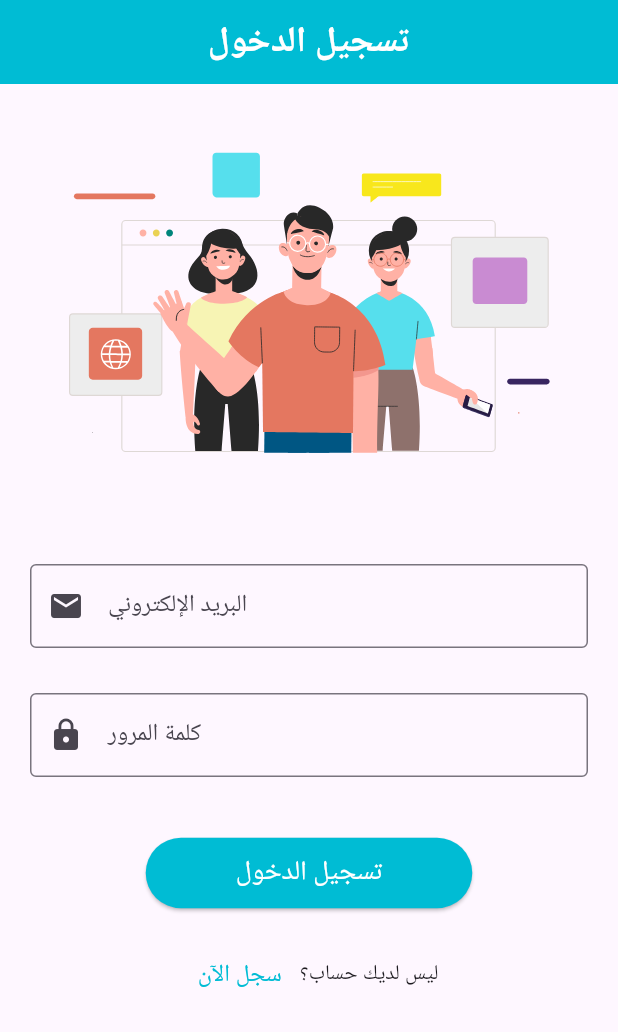
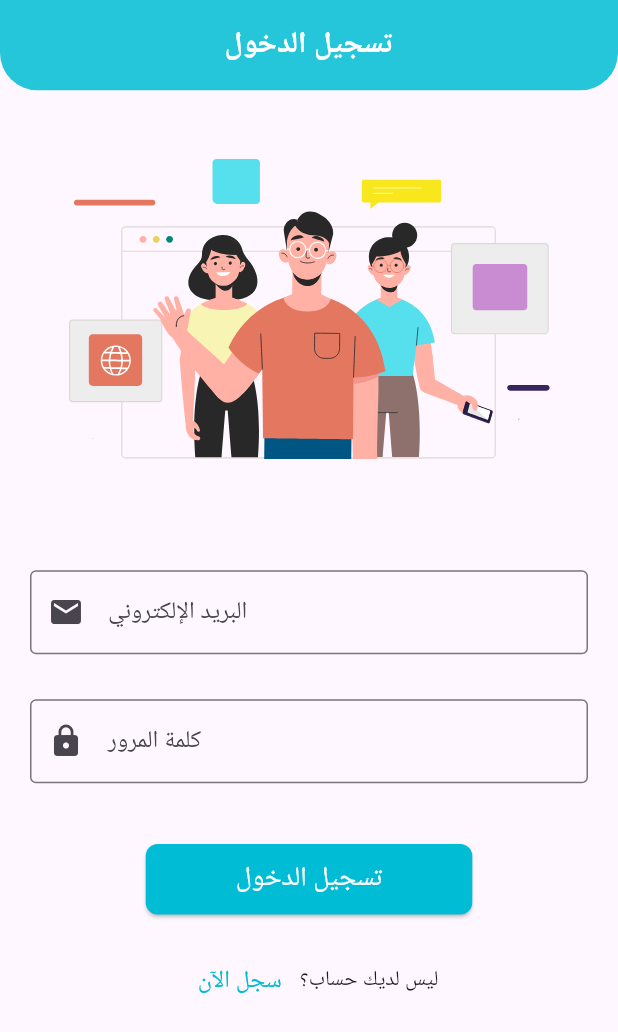
Before and after one commit to e7gx/PTM, a Flutter app: the screen it shows after launch, after a tap on "تخطي", on a phone screen of 412 x 824 dp. Shown: the top 1032 px of the screen. Run offline on Flutter 3.47's test engine with Material 3 defaults, Android fonts, the phone set to English and light mode, and no system bars; our stand-ins replace cloud_firestore, firebase_auth, firebase_core, introduction_screen, lottie; accounts and stored records are empty.

Commit message:
debug some issuse

```diff
--- a/lib/Register_Accounts/login_page.dart
+++ b/lib/Register_Accounts/login_page.dart
@@ -14,11 +14,23 @@
   Widget build(BuildContext context) {
     return Scaffold(
       appBar: AppBar(
-        title: const Center(child: Text('تسجيل الدخول')),
-        titleTextStyle: const TextStyle(
-            color: Colors.white, fontSize: 24, fontWeight: FontWeight.bold),
-        automaticallyImplyLeading: false,
-      ),
+        title: const Text(
+          "تسجيل الدخول",
+          style: TextStyle(
+              fontSize: 20, fontWeight: FontWeight.bold, color: Colors.white),
+        ),
+        titleSpacing: 00.0,
+        centerTitle: true,
+        toolbarHeight: 60.2,
+        toolbarOpacity: 0.8,
+        shape: const RoundedRectangleBorder(
+          borderRadius: BorderRadius.only(
+              bottomRight: Radius.circular(25),
+              bottomLeft: Radius.circular(25)),
+        ),
+        elevation: 0.00,
+        backgroundColor: Colors.cyan[400],
+      ), //AppBar
       body: SingleChildScrollView(
         child: Padding(
           padding: const EdgeInsets.all(20.0),
@@ -169,6 +181,9 @@
                   padding: const EdgeInsets.symmetric(
                       vertical: 10.0, horizontal: 60.0),
                   backgroundColor: Colors.cyan,
+                  shape: RoundedRectangleBorder(
+                    borderRadius: BorderRadius.circular(8.0),
+                  ),
                 ),
                 child: const Text(
                   'تسجيل الدخول',
--- a/lib/page/introduction_screen.dart
+++ b/lib/page/introduction_screen.dart
@@ -50,7 +50,10 @@
         height: 60,
         child: ElevatedButton(
           style: ElevatedButton.styleFrom(
-            backgroundColor: Colors.cyan, // Set the background color to orange
+            backgroundColor: Colors.cyan, // Set the background color to cyan
+            shape: const RoundedRectangleBorder(
+              borderRadius: BorderRadius.zero, // Set border radius to zero
+            ),
           ),
           child: const Text(
             'هيا بنا لتجربة مختلفة',
--- a/lib/page/splash_screen.dart
+++ b/lib/page/splash_screen.dart
@@ -28,16 +28,15 @@
           ),
           const Center(
             child: Column(
-              mainAxisAlignment: MainAxisAlignment.center,
+              mainAxisAlignment: MainAxisAlignment.end,
               children: [
-                Center(
-                  child: Text(
-                    'PPM لجعل منشأتك أفضل',
-                    style: TextStyle(
-                      color: Colors.cyan,
-                      fontSize: 30.0,
-                      fontWeight: FontWeight.bold,
-                    ),
+                Text(
+                  'PPM لجعل منشأتك أفضل',
+                  textAlign: TextAlign.end,
+                  style: TextStyle(
+                    color: Colors.cyan,
+                    fontSize: 30.0,
+                    fontWeight: FontWeight.bold,
                   ),
                 ),
                 SizedBox(height: 40.0),
```
